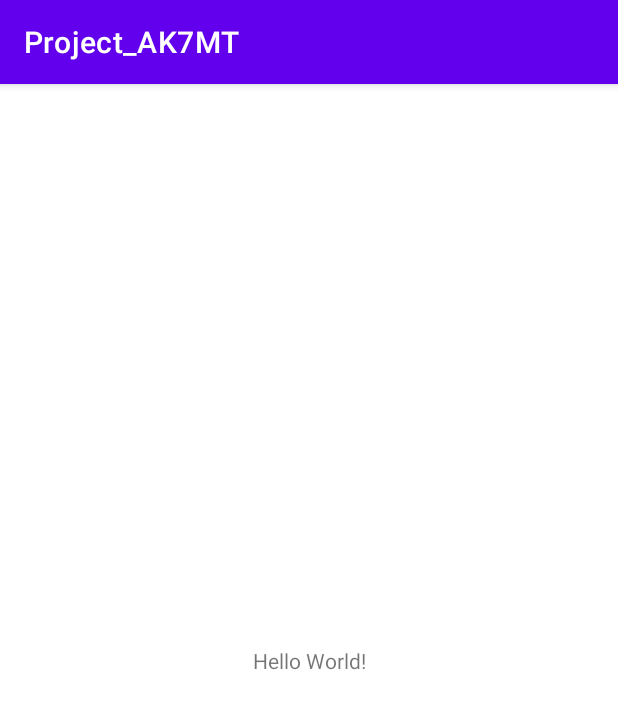
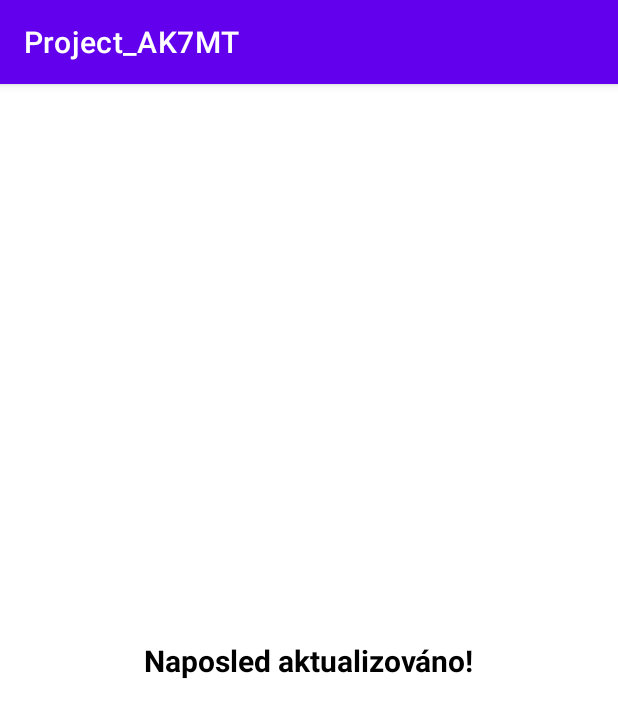
Before and after one commit to Iniesta-sys/AK7MT_Project, an Android app: the screen it shows after launch (MainActivity), on a phone screen of 412 x 824 dp. Shown: the top 718 px of the screen. Run offline under Robolectric (Android 15) with nearby library versions, the phone set to English and light mode, and no system bars.

Commit message:
úprava textu

```diff
--- a/app/src/main/res/layout/activity_main.xml
+++ b/app/src/main/res/layout/activity_main.xml
@@ -7,9 +7,13 @@
     android:layout_height="match_parent"
     tools:context=".MainActivity">
     <TextView
+        android:id="@+id/lastupdate"
         android:layout_width="wrap_content"
         android:layout_height="wrap_content"
-      android:text="Hello World!"
+        android:text="Naposled aktualizováno!"
+        android:textColor="@color/black"
+        android:textSize="20dp"
+        android:textStyle="bold"
         app:layout_constraintBottom_toBottomOf="parent"
         app:layout_constraintStart_toStartOf="parent"
         app:layout_constraintEnd_toEndOf="parent"
```
Lines whose indentation alone changed are shown as unchanged.
